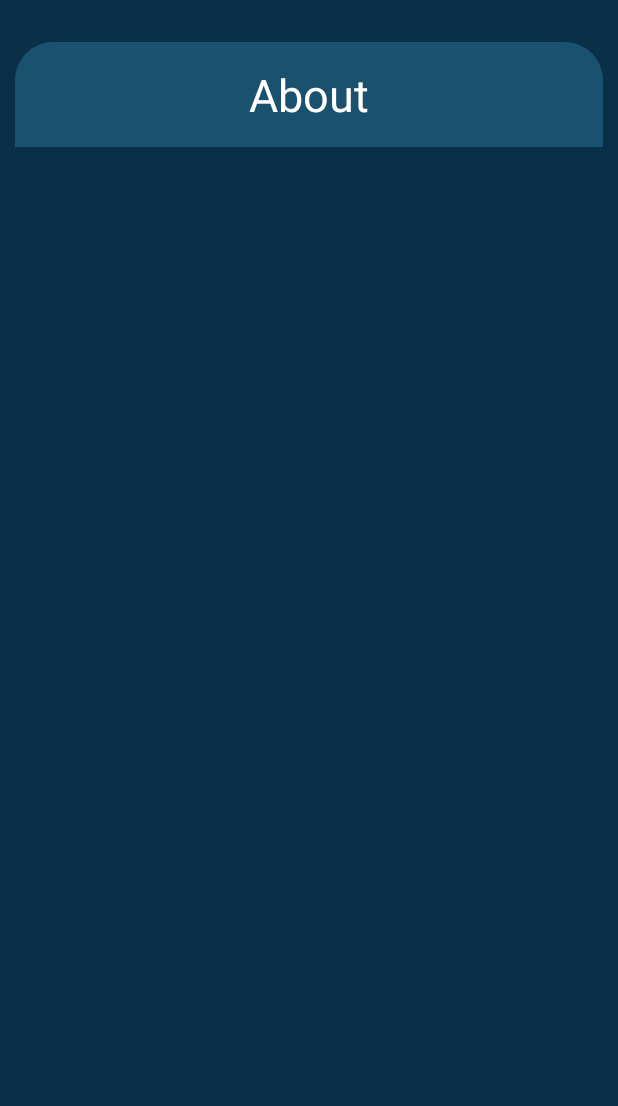
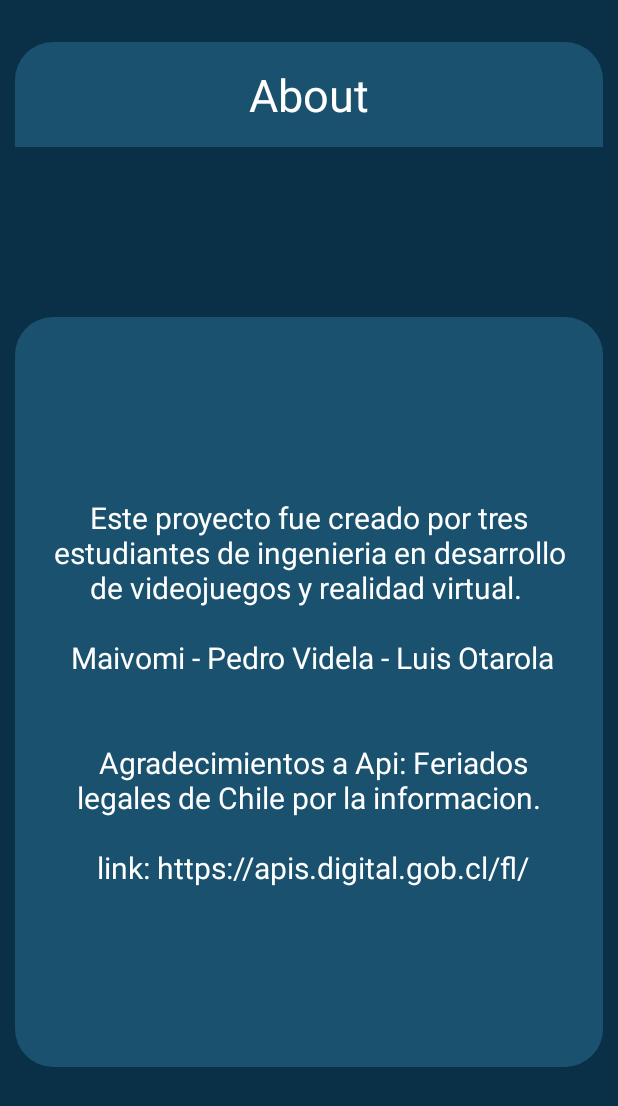
Before and after one commit to Darguen/Era-feriao, an Android app: the screen it shows after launch (About), after a tap on an icon or button, on a phone screen of 412 x 824 dp. Shown: the top 1106 px of the screen. Run offline under Robolectric (Android 15) with nearby library versions, the phone set to English and light mode, and no system bars.

Commit message:
About implement

```diff
--- a/app/src/main/java/cl/brownarmoryelling/era_feriao/MainActivity.kt
+++ b/app/src/main/java/cl/brownarmoryelling/era_feriao/MainActivity.kt
@@ -10,12 +10,11 @@ import android.view.ViewGroup
 import android.widget.Button
 import android.widget.TextView
 import android.widget.Toast
-import android.widget.Toolbar
 import androidx.appcompat.widget.AppCompatImageButton
 import cl.brownarmoryelling.era_feriao.Api.FeriadosApi
 import cl.brownarmoryelling.era_feriao.Background.ApiCallback
 import cl.brownarmoryelling.era_feriao.Classes.Feriado
-
+import androidx.appcompat.widget.Toolbar
 
 class MainActivity : AppCompatActivity() {
 
@@ -36,7 +35,7 @@ class MainActivity : AppCompatActivity() {
 
         toolBar = findViewById(R.id.toolbar)
 
-        toolBar.title = "Era Feriao"
+        toolBar.title = ""
 
         setSupportActionBar(toolBar)
 
--- a/app/src/main/res/layout/activity_about.xml
+++ b/app/src/main/res/layout/activity_about.xml
@@ -57,4 +57,33 @@
         app:layout_constraintStart_toStartOf="@+id/barAboutRadius"
         app:layout_constraintTop_toTopOf="@+id/barAboutRadius" />
 
+    <View
+        android:id="@+id/textViewAbout"
+        android:layout_width="match_parent"
+        android:layout_height="500dp"
+        tools:layout_editor_absoluteX="0dp"
+        tools:layout_editor_absoluteY="150dp"
+        app:layout_constraintTop_toBottomOf="@+id/barAboutRadius"
+        app:layout_constraintBottom_toBottomOf="parent"
+        app:layout_constraintLeft_toLeftOf="parent"
+        app:layout_constraintRight_toRightOf="parent"
+        android:layout_marginStart="10dp"
+        android:layout_marginRight="10dp"
+        android:background="@drawable/custom_buttom"
+        />
+
+    <TextView
+        android:layout_width="350dp"
+        android:layout_height="450dp"
+        app:layout_constraintTop_toTopOf="@id/textViewAbout"
+        app:layout_constraintBottom_toBottomOf="@id/textViewAbout"
+        app:layout_constraintLeft_toLeftOf="@id/textViewAbout"
+        app:layout_constraintRight_toRightOf="@+id/textViewAbout"
+        android:textColor="@color/white"
+        android:text="@string/textAbout"
+        android:textSize="20dp"
+        android:textAlignment="center"
+        android:gravity="center"
+        />
+
 </androidx.constraintlayout.widget.ConstraintLayout>
--- a/app/src/main/res/values/strings.xml
+++ b/app/src/main/res/values/strings.xml
@@ -60,4 +60,11 @@
     <string name="StrgFeriadoCercano">Proximos Feriados</string>
     <string name="StrgFiltro">Filtro</string>
     <string name="StrgMain">Era Feriado</string>
+    <string name="textAbout">Este proyecto fue creado por tres estudiantes de ingenieria
+    en desarrollo de videojuegos y realidad virtual. \n\n
+        Maivomi -  Pedro Videla  -  Luis Otarola\n\n\n
+    Agradecimientos a Api: Feriados legales de Chile por la informacion.\n\n
+        link: https://apis.digital.gob.cl/fl/
+    </string>
+
 </resources>
```
